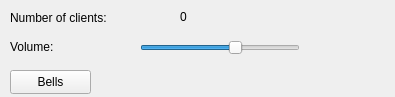
This is breathing-server/breathwindow.ui in tarmoj/breathing-game as Qt 5 draws it before an edit. The edited form follows.
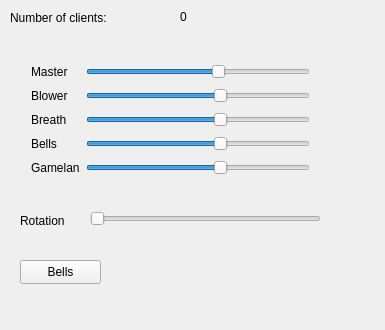
This is the edited form.

What changed in the file:
```diff
--- a/breathing-server/breathwindow.ui
+++ b/breathing-server/breathwindow.ui
@@ -6,8 +6,8 @@
    <rect>
     <x>0</x>
     <y>0</y>
-    <width>395</width>
-    <height>97</height>
+    <width>385</width>
+    <height>330</height>
    </rect>
   </property>
   <property name="windowTitle">
@@ -40,40 +40,11 @@
      <string>0</string>
     </property>
    </widget>
-   <widget class="QSlider" name="volumeSlider">
-    <property name="geometry">
-     <rect>
-      <x>140</x>
-      <y>40</y>
-      <width>160</width>
-      <height>16</height>
-     </rect>
-    </property>
-    <property name="value">
-     <number>60</number>
-    </property>
-    <property name="orientation">
-     <enum>Qt::Horizontal</enum>
-    </property>
-   </widget>
-   <widget class="QLabel" name="label_2">
-    <property name="geometry">
-     <rect>
-      <x>10</x>
-      <y>40</y>
-      <width>59</width>
-      <height>14</height>
-     </rect>
-    </property>
-    <property name="text">
-     <string>Volume:</string>
-    </property>
-   </widget>
    <widget class="QPushButton" name="bellsButton">
     <property name="geometry">
      <rect>
-      <x>10</x>
-      <y>70</y>
+      <x>20</x>
+      <y>260</y>
       <width>81</width>
       <height>24</height>
      </rect>
@@ -82,6 +53,132 @@
      <string>Bells</string>
     </property>
    </widget>
+   <widget class="QWidget" name="layoutWidget">
+    <property name="geometry">
+     <rect>
+      <x>20</x>
+      <y>50</y>
+      <width>301</width>
+      <height>141</height>
+     </rect>
+    </property>
+    <layout class="QGridLayout" name="gridLayout_2">
+     <item row="3" column="1">
+      <widget class="QSlider" name="breathSlider">
+       <property name="value">
+        <number>60</number>
+       </property>
+       <property name="orientation">
+        <enum>Qt::Horizontal</enum>
+       </property>
+      </widget>
+     </item>
+     <item row="0" column="1">
+      <widget class="QSlider" name="volumeSlider">
+       <property name="maximum">
+        <number>400</number>
+       </property>
+       <property name="value">
+        <number>240</number>
+       </property>
+       <property name="orientation">
+        <enum>Qt::Horizontal</enum>
+       </property>
+      </widget>
+     </item>
+     <item row="0" column="0">
+      <widget class="QLabel" name="label_2">
+       <property name="text">
+        <string>Master</string>
+       </property>
+      </widget>
+     </item>
+     <item row="4" column="1">
+      <widget class="QSlider" name="bellSlider">
+       <property name="value">
+        <number>60</number>
+       </property>
+       <property name="orientation">
+        <enum>Qt::Horizontal</enum>
+       </property>
+      </widget>
+     </item>
+     <item row="3" column="0">
+      <widget class="QLabel" name="label_3">
+       <property name="text">
+        <string>Breath</string>
+       </property>
+      </widget>
+     </item>
+     <item row="5" column="0">
+      <widget class="QLabel" name="label_5">
+       <property name="text">
+        <string>Gamelan</string>
+       </property>
+      </widget>
+     </item>
+     <item row="4" column="0">
+      <widget class="QLabel" name="label_4">
+       <property name="text">
+        <string>Bells</string>
+       </property>
+      </widget>
+     </item>
+     <item row="5" column="1">
+      <widget class="QSlider" name="gamelanSlider">
+       <property name="value">
+        <number>60</number>
+       </property>
+       <property name="orientation">
+        <enum>Qt::Horizontal</enum>
+       </property>
+      </widget>
+     </item>
+     <item row="1" column="0">
+      <widget class="QLabel" name="label_6">
+       <property name="text">
+        <string>Blower</string>
+       </property>
+      </widget>
+     </item>
+     <item row="1" column="1">
+      <widget class="QSlider" name="blowerSlider">
+       <property name="value">
+        <number>60</number>
+       </property>
+       <property name="orientation">
+        <enum>Qt::Horizontal</enum>
+       </property>
+      </widget>
+     </item>
+    </layout>
+   </widget>
+   <widget class="QSlider" name="horizontalSlider">
+    <property name="geometry">
+     <rect>
+      <x>90</x>
+      <y>210</y>
+      <width>231</width>
+      <height>17</height>
+     </rect>
+    </property>
+    <property name="orientation">
+     <enum>Qt::Horizontal</enum>
+    </property>
+   </widget>
+   <widget class="QLabel" name="label_7">
+    <property name="geometry">
+     <rect>
+      <x>20</x>
+      <y>210</y>
+      <width>60</width>
+      <height>21</height>
+     </rect>
+    </property>
+    <property name="text">
+     <string>Rotation</string>
+    </property>
+   </widget>
   </widget>
  </widget>
  <layoutdefault spacing="6" margin="11"/>
```
